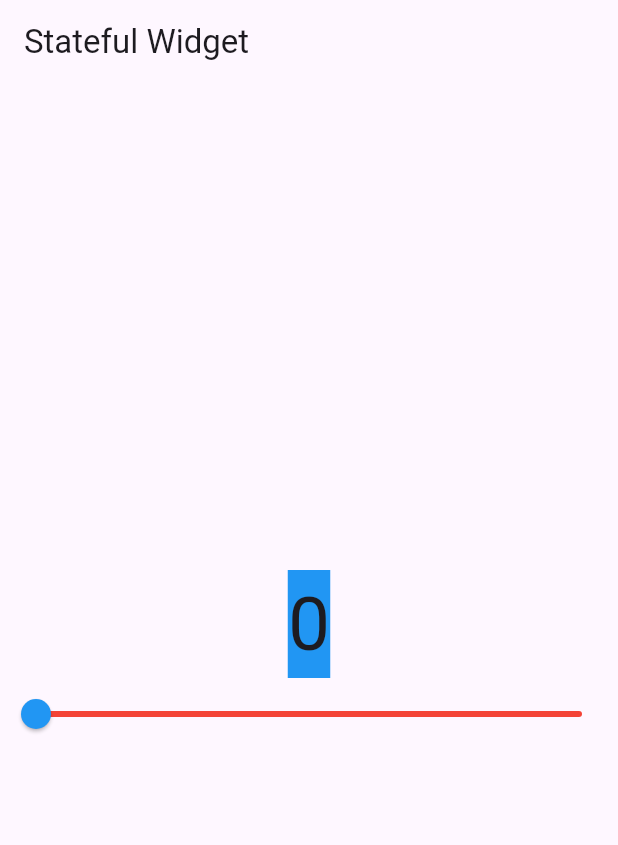
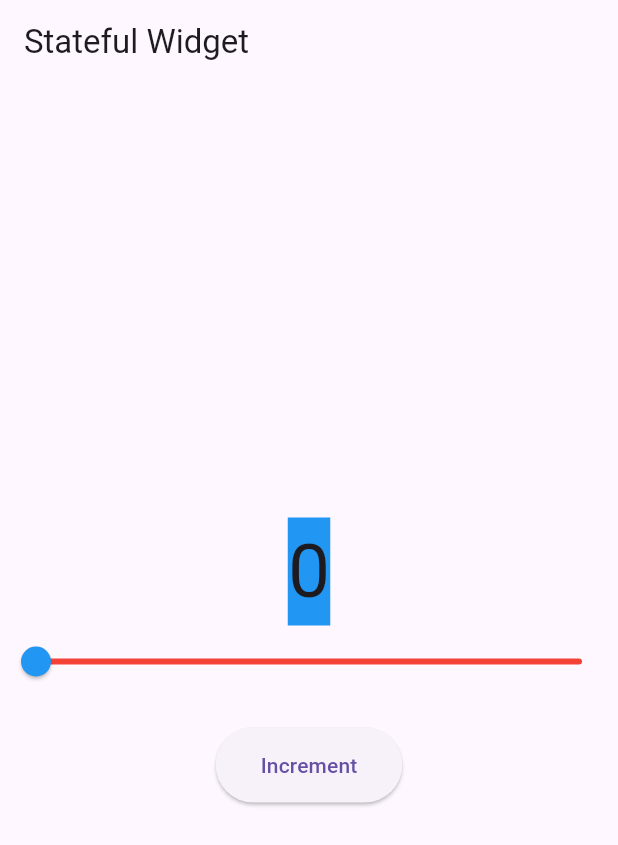
Before and after one commit to zela-Tech/mad_class_activity4, a Flutter app: the screen it shows after launch, on a phone screen of 412 x 824 dp. Shown: the top 845 px of the screen. Run offline on Flutter 3.47's test engine with Material 3 defaults, Android fonts, the phone set to English and light mode, and no system bars.

Commit message:
feat: Add increment button

```diff
--- a/lib/main.dart
+++ b/lib/main.dart
@@ -28,6 +28,12 @@ class CounterWidget extends StatefulWidget {
 class _CounterWidgetState extends State<CounterWidget> {
   //initial couter value
   int _counter = 0;
+
+  void _incrementCounter() {
+    setState(() {
+      _counter++;
+    });
+  }
 
   @override
   Widget build(BuildContext context) {
@@ -60,6 +66,14 @@ class _CounterWidgetState extends State<CounterWidget> {
             activeColor: Colors.blue,
             inactiveColor: Colors.red,
           ),
+          SizedBox(height:20),
+          ElevatedButton(
+            onPressed: _incrementCounter,
+            child: Text('Increment'),
+            style: ElevatedButton.styleFrom(
+              padding: EdgeInsets.symmetric(horizontal: 30, vertical: 15),
+            ),
+          ),
         ],
       ),
     );
```
